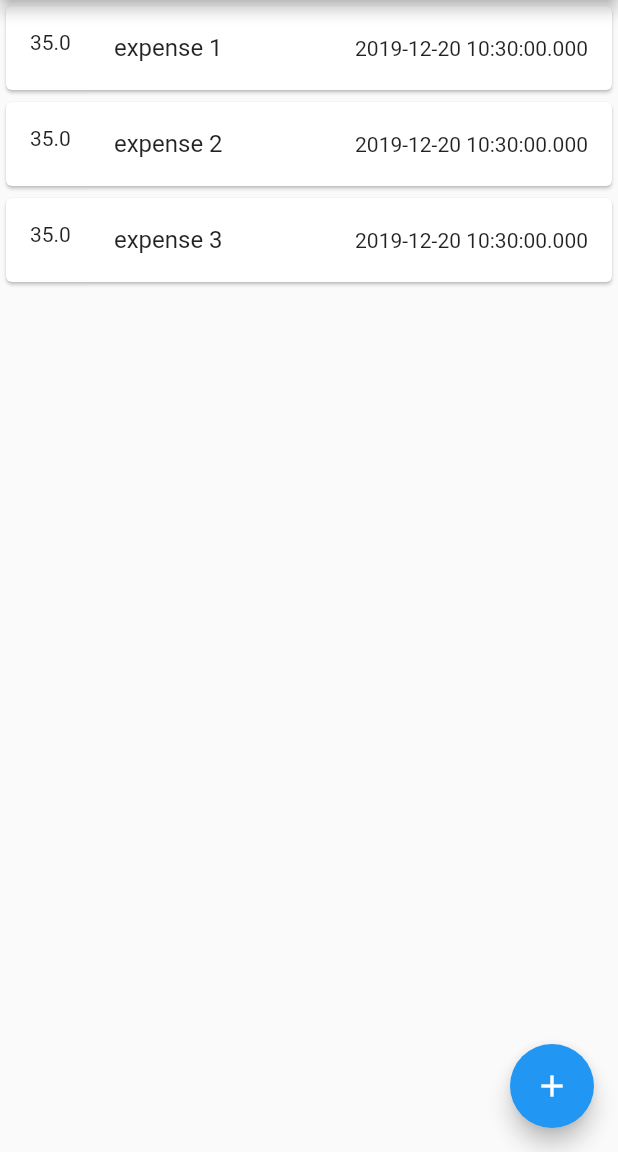
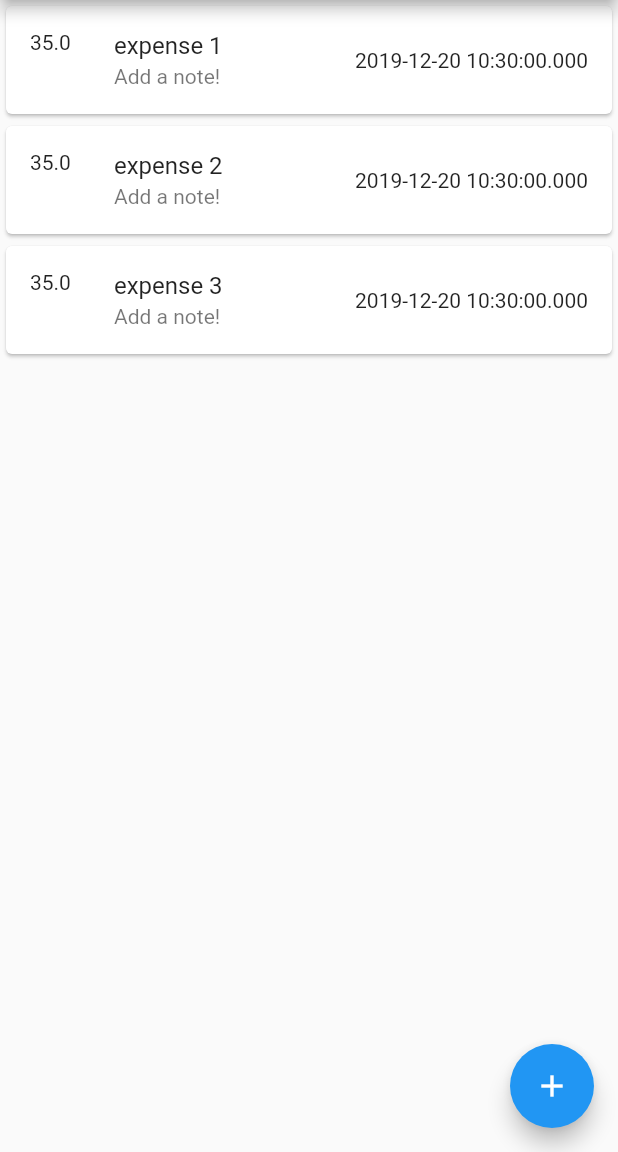
Before and after one commit to AntoineHo6/Expenseye, a Flutter app: the screen it shows after launch, on a phone screen of 412 x 824 dp, the part 84-1236 px from its top. Run offline on Flutter 3.47's test engine with Material 2 defaults, Android fonts, the light colour scheme and no system bars.

```diff
--- a/lib/Expense.dart
+++ b/lib/Expense.dart
@@ -6,6 +6,6 @@ class Expense {
 
   Expense(this.title, this.price) {
     time = DateTime.now();
-    note = null;
+    note = 'Add a note!';
   }
 }
--- a/lib/MyDrawer.dart
+++ b/lib/MyDrawer.dart
@@ -5,7 +5,6 @@ import 'package:flutter/material.dart';
 class MyDrawer extends StatelessWidget {
   @override
   Widget build(BuildContext context) {
-    // TODO: implement build
     return Drawer(
       // Add a ListView to the drawer. This ensures the user can scroll
       // through the options in the drawer if there isn't enough vertical
--- a/lib/Resources/Strings.dart
+++ b/lib/Resources/Strings.dart
@@ -1,4 +1,6 @@
 class Strings {
   static const String appName = 'Expenses app';
   static const String todaysExpenses = 'Today\'s expenses';
+  static const String submitCaps = 'SUBMIT';
+  static const String cancelCaps = 'CANCEL';
 }
```
Also changed, not shown: lib/AddExpense.dart (+30 -4 lines), lib/TodayPage.dart (+10 -9 lines).
